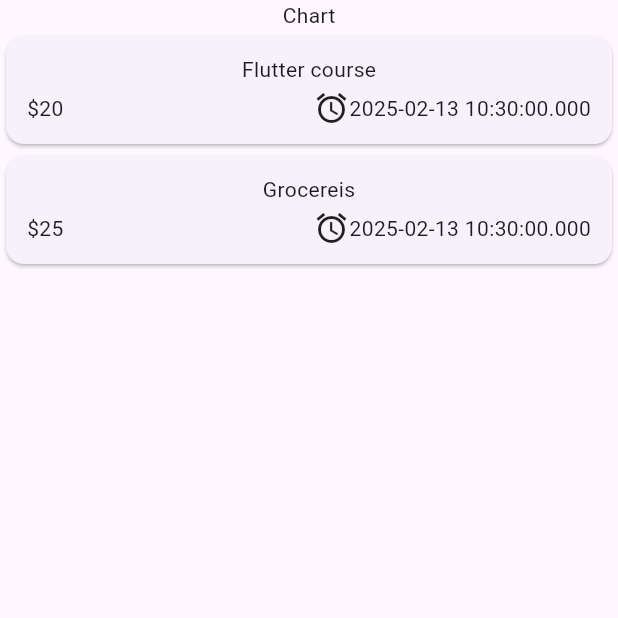
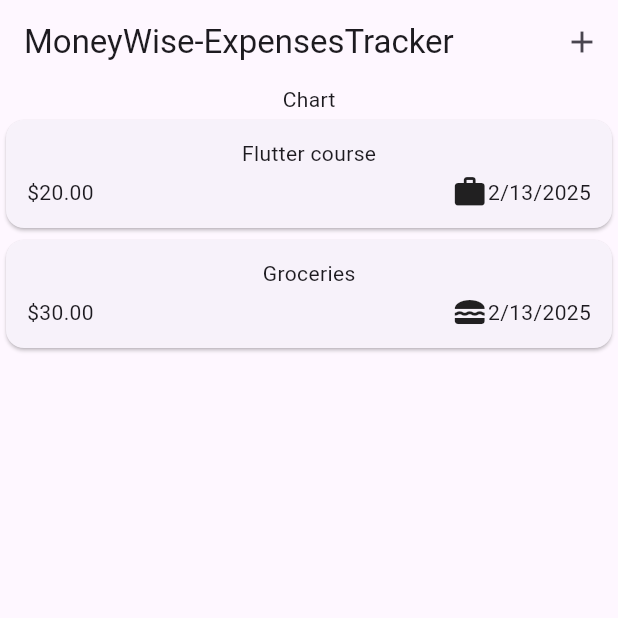
Before and after one commit to naolselemon/FlutterExpenseTrackerApp, a Flutter app: the screen it shows after launch, on a phone screen of 412 x 824 dp, the top half of it. Run offline on Flutter 3.47's test engine with Material 3 defaults, Android fonts, the phone set to English and light mode, and no system bars.

Commit message:
new expense page development started

```diff
--- a/lib/main.dart
+++ b/lib/main.dart
@@ -2,5 +2,6 @@ import 'package:expense_tracker/widgets/expenses.dart';
 import 'package:flutter/material.dart';
 
 void main() {
-  runApp(const MaterialApp(home: Expenses()));
+  runApp(
+      const MaterialApp(debugShowCheckedModeBanner: false, home: Expenses()));
 }
--- a/lib/models/expenses.dart
+++ b/lib/models/expenses.dart
@@ -1,8 +1,19 @@
+import 'package:flutter/material.dart';
+
 import 'package:uuid/uuid.dart';
+import 'package:intl/intl.dart';
 
 const uuid = Uuid();
 
+DateFormat formatter = DateFormat.yMd();
+
 enum Category { work, leisure, food }
+
+const categoryIcons = {
+  Category.food: Icons.lunch_dining,
+  Category.leisure: Icons.nature_people,
+  Category.work: Icons.work,
+};
 
 class Expense {
   Expense(
@@ -14,7 +25,11 @@ class Expense {
 
   final String id;
   final String title;
-  final String amount;
+  final double amount;
   final DateTime time;
   final Category category;
+
+  String get formatDate {
+    return formatter.format(time);
+  }
 }
--- a/lib/widgets/expenses.dart
+++ b/lib/widgets/expenses.dart
@@ -16,24 +16,37 @@ class _ExpensesState extends State<Expenses> {
   final List<Expense> _registeredExpenses = [
     Expense(
         title: "Flutter course",
-        amount: "20",
+        amount: 20,
         time: DateTime.now(),
         category: Category.work),
     Expense(
-        title: "Grocereis",
-        amount: "25",
+        title: "Groceries",
+        amount: 30,
         time: DateTime.now(),
         category: Category.food)
   ];
 
+  void _openAddNewExpenseOverlay() {
+    showModalBottomSheet(
+        context: context, builder: (ctx) => const Text("Model bottom sheet"));
+  }
+
   @override
   Widget build(BuildContext context) {
     return Scaffold(
+        appBar: AppBar(
+          title: const Text("MoneyWise-ExpensesTracker"),
+          actions: [
+            IconButton(
+                onPressed: _openAddNewExpenseOverlay,
+                icon: const Icon(Icons.add)),
+          ],
+        ),
         body: Column(
-      children: [
-        const Text("Chart"),
-        ExpensesList(expenses: _registeredExpenses)
-      ],
-    ));
+          children: [
+            const Text("Chart"),
+            ExpensesList(expenses: _registeredExpenses)
+          ],
+        ));
   }
 }
--- a/lib/widgets/expenses_list/expenses_item.dart
+++ b/lib/widgets/expenses_list/expenses_item.dart
@@ -19,12 +19,12 @@ class ExpenseItem extends StatelessWidget {
             ),
             Row(
               children: [
-                Text("\$${expense.amount}"),
+                Text("\$${expense.amount.toStringAsFixed(2)}"),
                 const Spacer(), // space between
                 Row(
                   children: [
-                    const Icon(Icons.alarm),
-                    Text(expense.time.toString())
+                    Icon(categoryIcons[expense.category]),
+                    Text(expense.formatDate)
                   ],
                 )
               ],
--- a/pubspec.yaml
+++ b/pubspec.yaml
@@ -36,6 +36,7 @@ dependencies:
   # Use with the CupertinoIcons class for iOS style icons.
   cupertino_icons: ^1.0.8
   uuid: ^4.5.1
+  intl: ^0.20.2
 
 dev_dependencies:
   flutter_test:
```
Also changed, not shown: pubspec.lock.
